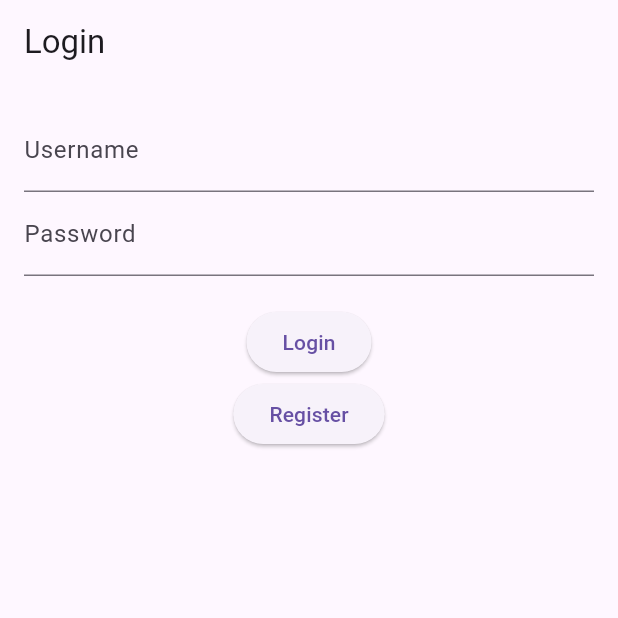
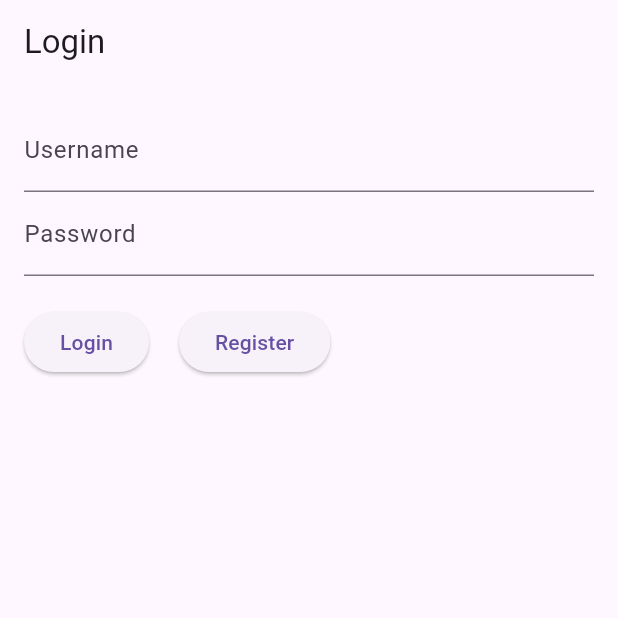
Before and after one commit to freesultan/flutter_todo_hive_docker, a Flutter app: the screen it shows after launch, on a phone screen of 412 x 824 dp, the top half of it. Run offline on Flutter 3.47's test engine with Material 3 defaults, Android fonts, the phone set to English and light mode, and no system bars; our stand-ins replace hive, hive_flutter; accounts and stored records are empty.

Commit message:
some tweaking in design

```diff
--- a/lib/main.dart
+++ b/lib/main.dart
@@ -50,6 +50,11 @@ class MainApp extends StatelessWidget {
   @override
   Widget build(BuildContext context) {
     return  MaterialApp(
+      title: "Sultan to do app",
+      theme: ThemeData(
+        primarySwatch: Colors.blue,
+        visualDensity: VisualDensity.adaptivePlatformDensity,
+      ),
       debugShowCheckedModeBanner: false,
       home: LoginScreen(authService: authService)
     );
--- a/lib/pages/login_screen.dart
+++ b/lib/pages/login_screen.dart
@@ -65,13 +65,18 @@ class _LoginScreenState extends State<LoginScreen> {
               obscureText: true,
             ),
             SizedBox(height: 20),
+            Row(
+              children: [
                 ElevatedButton(
                   onPressed: _login,
                   child: Text('Login'),
                 ),
+                SizedBox(width: 20),
                 ElevatedButton(
                   onPressed: _register,
                   child: Text('Register'),
+                ),
+              ],
             ),
           ],
         ),
--- a/lib/pages/todo_screen.dart
+++ b/lib/pages/todo_screen.dart
@@ -72,7 +72,7 @@ class _TodoScreenState extends State<TodoScreen> {
       body: Padding(
         padding: const EdgeInsets.all(16.0),
         child: Column(
-          children: [
+          children: <Widget>[
             TextField(
               controller: _todoController,
               decoration: InputDecoration(labelText: 'New To-Do'),
```
Also changed, not shown: 1 other file. Lines whose indentation alone changed are shown as unchanged.
